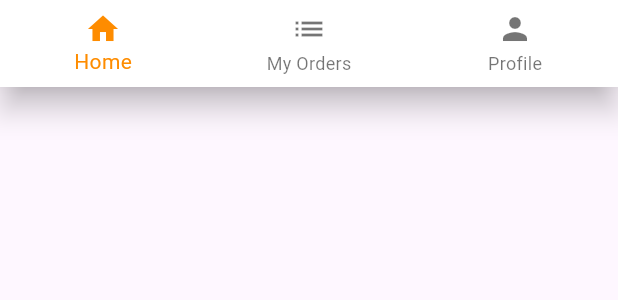
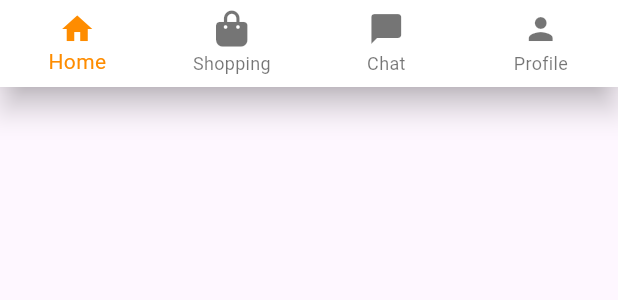
Before and after one commit to MohamedEssami20/delivery_food, a Flutter app: the BottomNavigationBarWidget widget shown alone on an empty page, opened directly, on a phone screen of 412 x 824 dp. Shown: the top 300 px of the screen. Run offline on Flutter 3.47's test engine with Material 3 defaults, Android fonts, the phone set to English and light mode, and no system bars; our stand-ins replace cloud_firestore, dartz, dots_indicator, firebase_auth, firebase_core, flutter_bloc and 5 more; missing offline and left inert: flutter_facebook_auth, mailer, svg_flutter; accounts and stored records are empty; statements that could not run were skipped.

Commit message:
create bottom navigation bar

```diff
--- a/lib/features/home/presentation/views/home_view.dart
+++ b/lib/features/home/presentation/views/home_view.dart
@@ -1,6 +1,8 @@
+
 import 'package:delivery_food/features/home/presentation/manager/category_cubit/category_cubit.dart';
 import 'package:flutter/material.dart';
 import 'package:flutter_bloc/flutter_bloc.dart';
+import 'package:font_awesome_flutter/font_awesome_flutter.dart';
 
 import '../../../../core/utils/app_color.dart';
 import 'widgets/home_view_body.dart';
@@ -32,9 +34,13 @@ class BottomNavigationBarWidget extends StatelessWidget {
       backgroundColor: Colors.white,
       selectedItemColor: AppColor.primaryColor,
       unselectedItemColor: Colors.black54,
-      items: [
+      items: const [
         BottomNavigationBarItem(icon: Icon(Icons.home), label: "Home"),
-        BottomNavigationBarItem(icon: Icon(Icons.list), label: "My Orders"),
+        BottomNavigationBarItem(
+            icon: Icon(FontAwesomeIcons.bagShopping), label: "Shopping"),
+        BottomNavigationBarItem(
+            icon: Icon(Icons.chat_bubble),
+            label: "Chat"),
         BottomNavigationBarItem(icon: Icon(Icons.person), label: "Profile"),
       ],
     );
```
